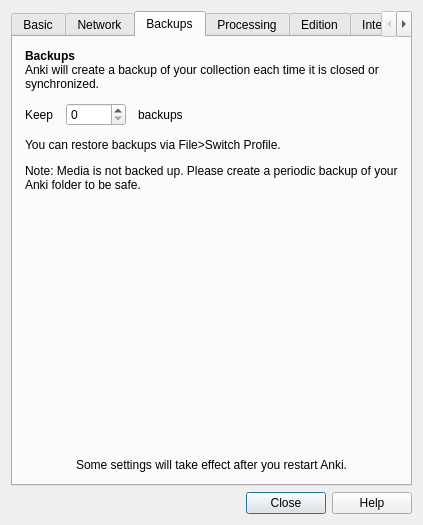
Qt form designer/preferences.ui (Arthur-Milchior/anki) before a commit.
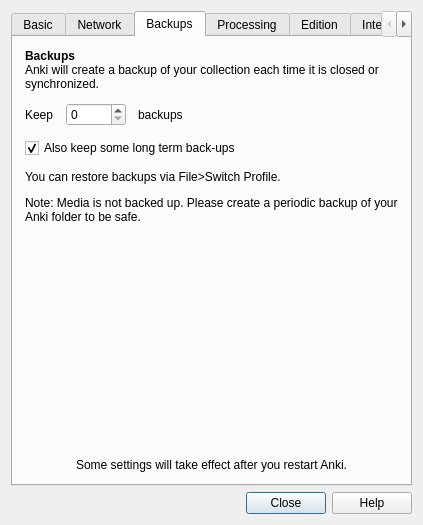
The same form after that commit. The open tabs and pages were chosen to show the change.

Commit message: Preference: longTermBackup

Patch:
```diff
--- a/designer/preferences.ui
+++ b/designer/preferences.ui
@@ -396,6 +396,16 @@
          </item>
         </layout>
        </item>
+       <item>
+        <widget class="QCheckBox" name="longTermBackUp">
+         <property name="text">
+          <string>Also keep some long term back-ups</string>
+         </property>
+         <property name="checked">
+          <bool>true</bool>
+         </property>
+        </widget>
+       </item>
        <item>
         <widget class="QLabel" name="openBackupFolder">
          <property name="text">
```
The commit also changes 1 other file.
